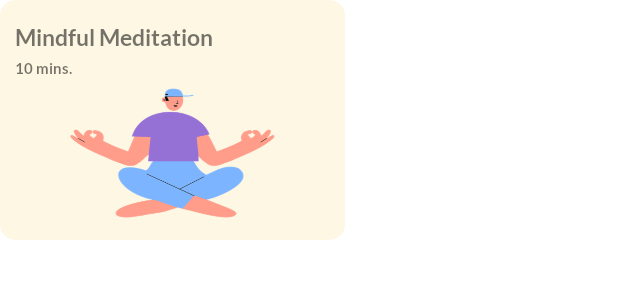
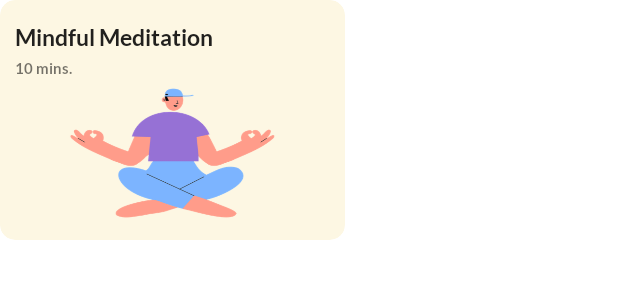
Before and after one commit to Prince-Christopher/Ethereal-1, an Android app: the layout meditation_card_design.xml on its own in the app's theme, with its tools: preview values and no code run, on a phone screen of 412 x 824 dp. Shown: the top 300 px of the screen. Run offline under Robolectric (Android 15) with nearby library versions, the phone set to English and light mode, and no system bars.

```diff
--- a/app/src/main/res/layout/meditation_card_design.xml
+++ b/app/src/main/res/layout/meditation_card_design.xml
@@ -14,6 +14,7 @@
 
     <TextView
         android:layout_width="wrap_content"
+        style="@style/Theme.Ethereal"
         android:layout_height="wrap_content"
         android:text="Mindful Meditation"
         android:layout_marginTop="15dp"
```
